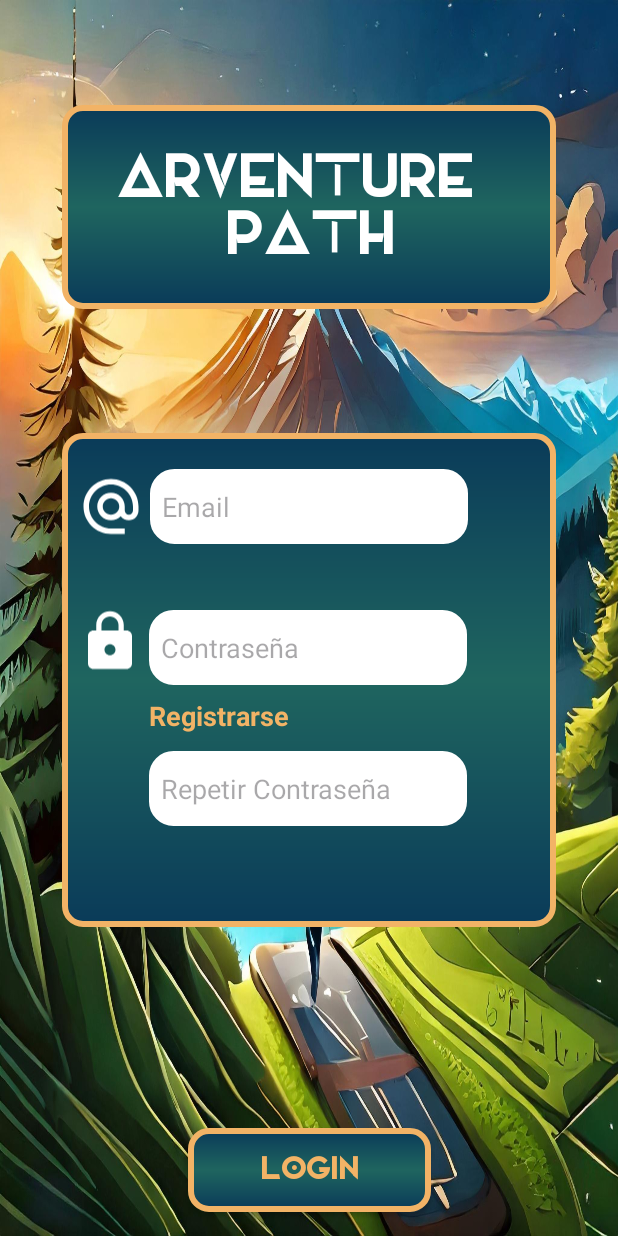
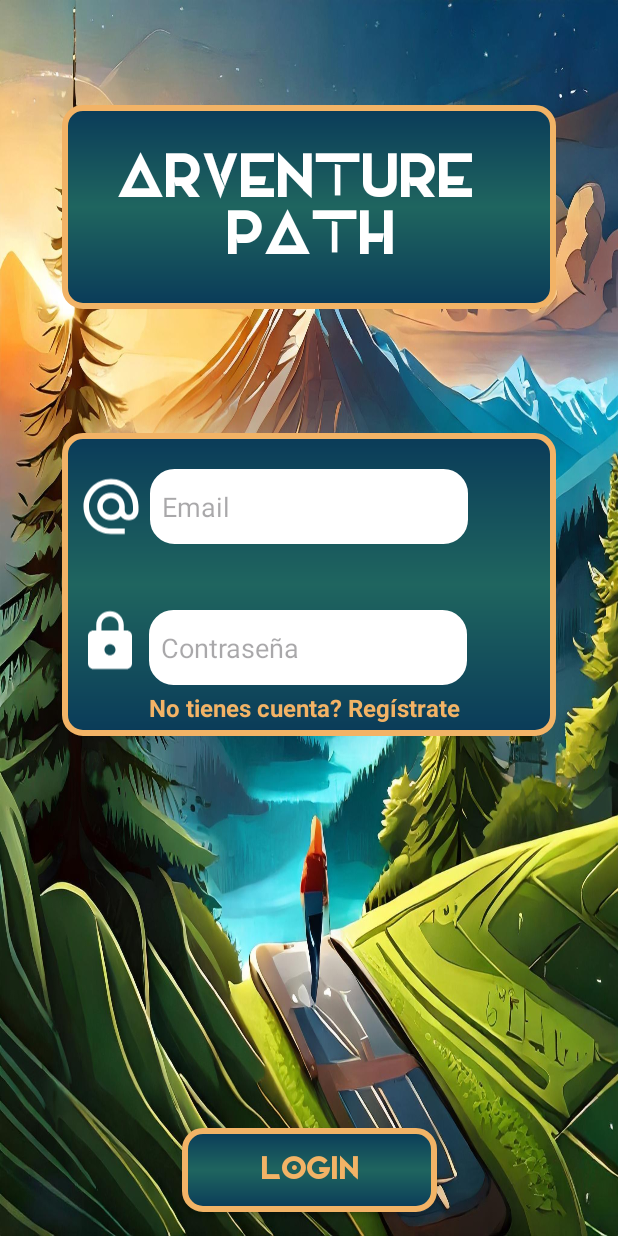
Before and after one commit to QuiqueGC/ARventurePathAndroid, an Android app: the screen it shows after launch (MainActivity), on a phone screen of 412 x 824 dp. Run offline under Robolectric (Android 15) with nearby library versions, the phone set to English and light mode, and no system bars.

Commit message:
mejorando diseño login

```diff
--- a/app/src/main/java/com/example/arventurepath/ui/login_fragment/LoginFragment.kt
+++ b/app/src/main/java/com/example/arventurepath/ui/login_fragment/LoginFragment.kt
@@ -6,12 +6,15 @@ import android.view.View
 import android.view.ViewGroup
 import androidx.fragment.app.Fragment
 import androidx.navigation.fragment.findNavController
+import com.example.arventurepath.R
 import com.example.arventurepath.databinding.FragmentLoginBinding
 
 
 class LoginFragment : Fragment() {
 
     private lateinit var binding: FragmentLoginBinding
+    private var register: Boolean = true
+
     override fun onCreateView(
         inflater: LayoutInflater, container: ViewGroup?,
         savedInstanceState: Bundle?
@@ -23,10 +26,23 @@ class LoginFragment : Fragment() {
     override fun onViewCreated(view: View, savedInstanceState: Bundle?) {
         super.onViewCreated(view, savedInstanceState)
 
-        binding.button.setOnClickListener {
+        binding.buttonLogin.setOnClickListener {
             findNavController().navigate(
                 LoginFragmentDirections.actionLoginFragmentToListArventureFragment3(idUser = 0)
             )
         }
+        binding.textViewRegister.setOnClickListener {
+            if (register){
+                binding.editTextPasswordRepeat.visibility = View.VISIBLE
+                binding.textViewRegister.text = getString(R.string.noregisterText)
+                binding.buttonLogin.text = getString(R.string.register)
+                register = false
+            }else{
+                binding.editTextPasswordRepeat.visibility = View.GONE
+                binding.textViewRegister.text = getString(R.string.registerText)
+                binding.buttonLogin.text = getString(R.string.login)
+                register = true
+            }
+        }
     }
 }
--- a/app/src/main/res/layout/fragment_login.xml
+++ b/app/src/main/res/layout/fragment_login.xml
@@ -25,12 +25,6 @@
         android:layout_height="wrap_content"
         android:orientation="horizontal"
         app:layout_constraintGuide_percent="0.35"/>
-    <androidx.constraintlayout.widget.Guideline
-        android:id="@+id/glBot"
-        android:layout_width="wrap_content"
-        android:layout_height="wrap_content"
-        android:orientation="horizontal"
-        app:layout_constraintGuide_percent="0.75"/>
 
     <androidx.constraintlayout.widget.Guideline
         android:id="@+id/glBotTitle"
@@ -55,7 +49,7 @@
         app:layout_constraintStart_toStartOf="@id/glLeft"
         app:layout_constraintEnd_toEndOf="@id/glRight"
         app:layout_constraintTop_toTopOf="@id/glTop"
-        app:layout_constraintBottom_toBottomOf="@id/glBot"
+        app:layout_constraintBottom_toBottomOf="@id/barrier"
         android:background="@drawable/background_gradient"/>
     <TextView
         android:id="@+id/textView"
@@ -76,6 +70,7 @@
         android:layout_width="212dp"
         android:layout_height="50dp"
         android:background="@drawable/edit_text_rounded_border"
+        android:inputType="textEmailAddress"
         android:layout_marginTop="@dimen/largeMargin"
         android:hint="@string/email"
         android:padding="@dimen/smallMargin"
@@ -100,7 +95,7 @@
         app:layout_constraintTop_toBottomOf="@+id/editTextEmail" />
 
     <ImageView
-        android:id="@+id/imageView3"
+        android:id="@+id/imageViewLock"
         android:layout_width="44dp"
         android:layout_height="50dp"
         android:src="@drawable/password_logo"
@@ -111,12 +106,15 @@
         app:layout_constraintVertical_bias="1.0" />
 
     <androidx.constraintlayout.widget.Barrier
+        android:id="@+id/barrier"
         android:layout_width="wrap_content"
         android:layout_height="wrap_content"
-        />
+        app:barrierDirection="bottom"
+        app:constraint_referenced_ids="textViewRegister,editTextPasswordRepeat" />
 
     <EditText
-        android:id="@+id/editText3"
+        android:id="@+id/editTextPasswordRepeat"
+        android:visibility="gone"
         android:layout_width="212dp"
         android:layout_height="50dp"
         android:layout_marginTop="44dp"
@@ -124,19 +122,20 @@
         android:hint="@string/repeatPassword"
         android:inputType="textPassword"
         android:padding="@dimen/smallMargin"
+        android:layout_marginBottom="@dimen/largeMargin"
         app:layout_constraintEnd_toEndOf="parent"
-        app:layout_constraintHorizontal_bias="0.497"
         app:layout_constraintStart_toStartOf="parent"
-        app:layout_constraintTop_toBottomOf="@+id/editTextPassword" />
+        app:layout_constraintTop_toBottomOf="@+id/editTextPassword"
+        app:layout_constraintBottom_toBottomOf="@id/viewLogin"/>
 
     <androidx.appcompat.widget.AppCompatButton
-        android:id="@+id/button"
+        android:id="@+id/buttonLogin"
         android:fontFamily="@font/elianto_regular"
-        android:layout_width="162dp"
+        android:layout_width="170dp"
         android:layout_height="56dp"
         android:layout_marginBottom="16dp"
         android:background="@drawable/background_gradient"
-        android:text="LOGIN"
+        android:text="@string/login"
         android:textSize="@dimen/subtitleSize"
         android:textColor="#F2B366"
         android:textStyle="bold"
@@ -145,7 +144,7 @@
         app:layout_constraintStart_toStartOf="parent" />
 
     <ImageView
-        android:id="@+id/imageView2"
+        android:id="@+id/imageViewEmail"
         android:layout_width="44dp"
         android:layout_height="50dp"
         android:src="@drawable/email_logo"
@@ -158,11 +157,12 @@
         android:id="@+id/textViewRegister"
         android:layout_width="wrap_content"
         android:layout_height="wrap_content"
-        android:text="@string/register"
+        android:text="@string/registerText"
+        android:paddingBottom="@dimen/smallMargin"
+        android:layout_marginTop="@dimen/minMargin"
         android:textColor="#F2B366"
         android:textStyle="bold"
-        android:textSize="@dimen/commonTextSize"
-        android:layout_marginTop="@dimen/smallMargin"
+        android:textSize="@dimen/skipTutoTextSize"
         app:layout_constraintStart_toStartOf="@+id/editTextPassword"
         app:layout_constraintTop_toBottomOf="@+id/editTextPassword" />
 
--- a/app/src/main/res/layout/fragment_tutorial.xml
+++ b/app/src/main/res/layout/fragment_tutorial.xml
@@ -106,7 +106,7 @@
 
 
     <androidx.appcompat.widget.AppCompatButton
-        android:id="@+id/button"
+        android:id="@+id/buttonSkip"
         android:fontFamily="@font/elianto_regular"
         android:layout_width="162dp"
         android:layout_height="56dp"
--- a/app/src/main/res/values/strings.xml
+++ b/app/src/main/res/values/strings.xml
@@ -12,7 +12,7 @@
     <string name="originArventure">ORIGEN: </string>
     <string name="storyArventure">HISTORIA: </string>
     <string name="summaryArventure">RESUMEN: </string>
-    <string name="register">Registrarse</string>
+    <string name="registerText">No tienes cuenta? Regístrate</string>
     <string name="tutorial">TUTORIAL</string>
     <string name="noSkipTutorial">Te recomendamos no saltarte el tutorial</string>
     <string name="skip">Saltar</string>
@@ -21,4 +21,7 @@
     <string name="distance">DISTANCIA</string>
     <string name="time">TIEMPO</string>
     <string name="summary">RESUMEN</string>
+    <string name="login">LOGIN</string>
+    <string name="noregisterText">Ya tienes cuenta? Inicia sesión</string>
+    <string name="register">REGISTRARSE</string>
 </resources>
```
